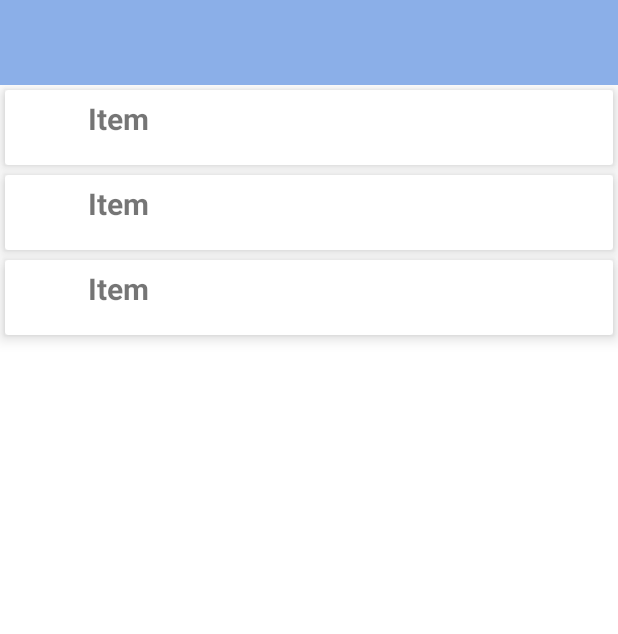
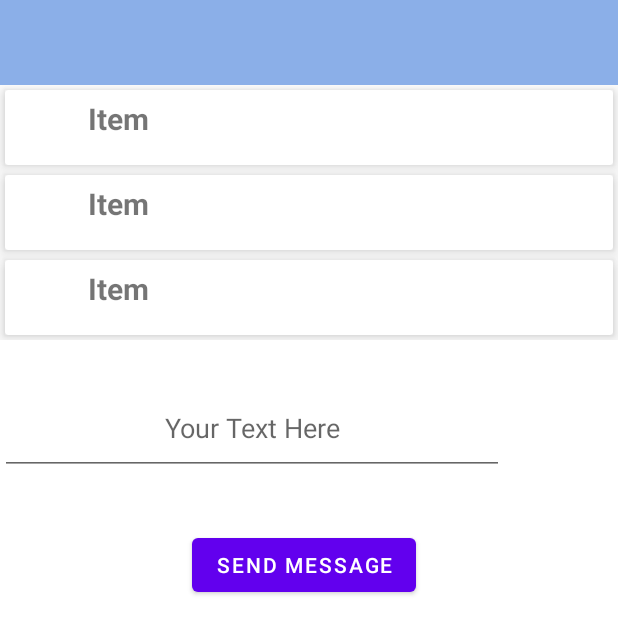
Before and after one commit to furnivall/HushChat, an Android app: the layout activity_chat_window.xml on its own in the app's theme, with its tools: preview values and no code run, on a phone screen of 412 x 824 dp. Shown: the top 634 px of the screen. Run offline under Robolectric (Android 15) with nearby library versions, the light colour scheme and no system bars.

Commit message:
Starting the next push

```diff
--- a/HushChat/app/src/main/java/com/example/hushchat/customAdapter.kt
+++ b/HushChat/app/src/main/java/com/example/hushchat/customAdapter.kt
@@ -26,7 +26,7 @@ class CustomAdapter (private val mList: List<ItemsViewModel>) : RecyclerView.Ada
 
     inner class ViewHolder(ItemView: View) : RecyclerView.ViewHolder(ItemView) {
         val imageView: ImageView = itemView.findViewById(R.id.imageview)
-        val textView: TextView = itemView.findViewById(R.id.textView)
+        val textView: TextView = itemView.findViewById(R.id.textView1)
         init {
             itemView.setOnClickListener{
                 onItemClick?.invoke(mList[adapterPosition])
--- a/HushChat/app/src/main/res/layout/activity_chat_window.xml
+++ b/HushChat/app/src/main/res/layout/activity_chat_window.xml
@@ -24,10 +24,28 @@
   <androidx.recyclerview.widget.RecyclerView
       android:id="@+id/recyclerview"
       android:layout_width="match_parent"
-      android:layout_height="match_parent"
+      android:layout_height="wrap_content"
       tools:listitem="@layout/card_view_design"
       />
 
+      <com.google.android.material.textfield.TextInputEditText
+          android:id="@+id/new_message_text"
+          android:layout_width="336dp"
+          android:layout_height="54dp"
+          android:layout_marginTop="36dp"
+          android:gravity="center_horizontal"
+          android:hint="@string/your_text_here"
+          app:layout_constraintTop_toBottomOf="@+id/recyclerview"
+          tools:layout_editor_absoluteX="37dp" />
+
+      <Button
+          android:id="@+id/send_message_button"
+          android:layout_width="wrap_content"
+          android:layout_height="wrap_content"
+          android:layout_marginStart="128dp"
+          android:layout_marginTop="36dp"
+          android:text="Send Message"
+          app:layout_constraintLeft_toLeftOf="parent"/>
 
 
 </LinearLayout>
--- a/HushChat/app/src/main/res/layout/card_view_design.xml
+++ b/HushChat/app/src/main/res/layout/card_view_design.xml
@@ -17,9 +17,16 @@
             android:id="@+id/imageview"
             android:layout_width="40dp"
             android:layout_height="40dp" />
+        <TextView
+            android:id="@+id/timestamp"
+            android:layout_width="wrap_content"
+            android:layout_marginStart="0dp"
+            android:text=""
+            android:layout_height="wrap_content"
+            android:textSize="11sp" />
 
         <TextView
-            android:id="@+id/textView"
+            android:id="@+id/textView1"
             android:layout_width="wrap_content"
             android:layout_height="wrap_content"
             android:layout_marginStart="10dp"
```
Also changed, not shown: HushChat/app/src/main/java/com/example/hushchat/ChatWindow.kt (+35 -4 lines), HushChat/app/src/main/java/com/example/hushchat/MessageListAdapter.kt (+14 -3 lines), 1 other file.
